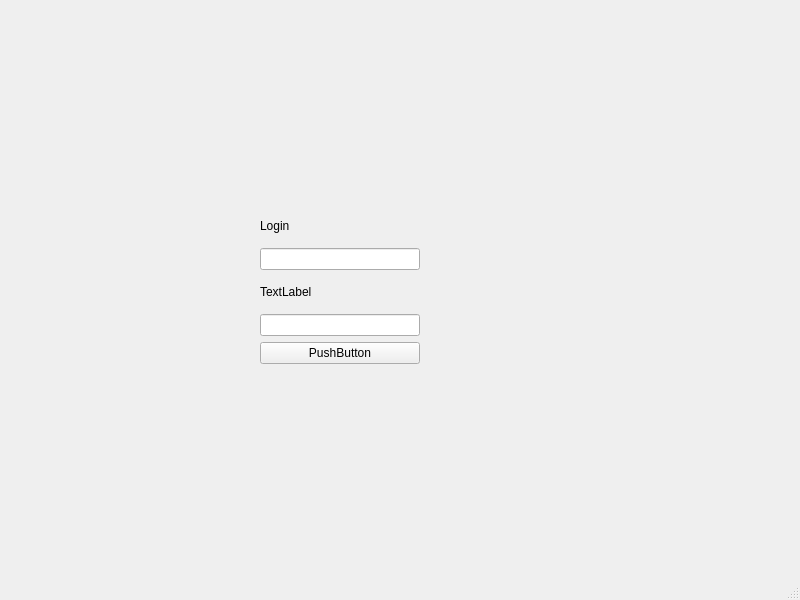
Above: mainwindow.ui from PokGT/QtTPS8 before the change. Below: the same form after it.
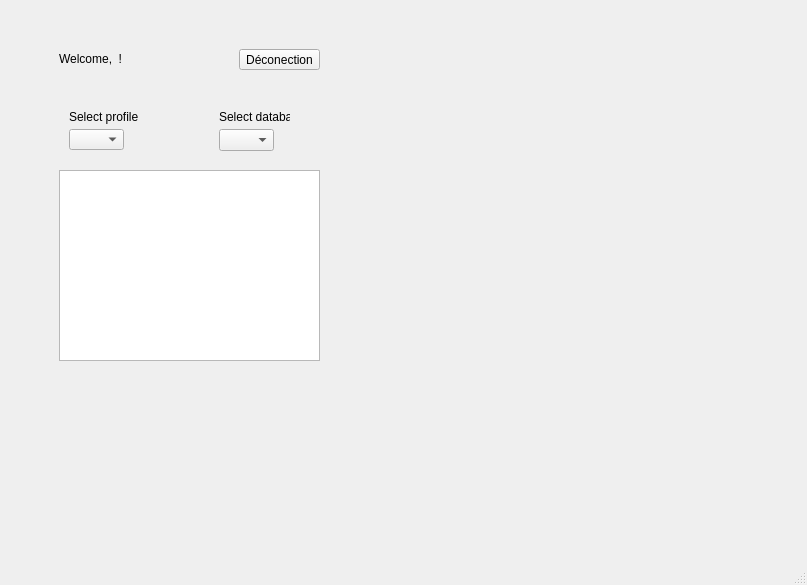
That is the form after the change. The open tabs and pages were chosen to show the change.

Commit message: ajout et test CUserController

What changed in the file:
```diff
--- a/mainwindow.ui
+++ b/mainwindow.ui
@@ -6,19 +6,26 @@
    <rect>
     <x>0</x>
     <y>0</y>
-    <width>800</width>
-    <height>600</height>
+    <width>807</width>
+    <height>585</height>
    </rect>
   </property>
   <property name="windowTitle">
    <string>MainWindow</string>
   </property>
   <widget class="QWidget" name="centralwidget">
+   <layout class="QGridLayout" name="gridLayout_2">
+    <item row="0" column="0">
+     <widget class="QStackedWidget" name="stackedWidget">
+      <property name="currentIndex">
+       <number>0</number>
+      </property>
+      <widget class="QWidget" name="pageConection">
    <widget class="QWidget" name="gridLayoutWidget">
     <property name="geometry">
      <rect>
       <x>260</x>
-      <y>210</y>
+          <y>150</y>
       <width>160</width>
       <height>154</height>
      </rect>
@@ -27,7 +34,7 @@
      <item row="4" column="0">
       <widget class="QLabel" name="label_2">
        <property name="text">
-        <string>TextLabel</string>
+            <string>Password</string>
        </property>
       </widget>
      </item>
@@ -57,6 +64,168 @@
     </layout>
    </widget>
   </widget>
+      <widget class="QWidget" name="pageAcceuil">
+       <widget class="QPushButton" name="PB_deconexion">
+        <property name="geometry">
+         <rect>
+          <x>230</x>
+          <y>40</y>
+          <width>81</width>
+          <height>21</height>
+         </rect>
+        </property>
+        <property name="text">
+         <string>Déconection</string>
+        </property>
+       </widget>
+       <widget class="QLabel" name="label_6">
+        <property name="geometry">
+         <rect>
+          <x>210</x>
+          <y>100</y>
+          <width>71</width>
+          <height>16</height>
+         </rect>
+        </property>
+        <property name="text">
+         <string>Select database</string>
+        </property>
+       </widget>
+       <widget class="QComboBox" name="comboBox">
+        <property name="geometry">
+         <rect>
+          <x>60</x>
+          <y>120</y>
+          <width>55</width>
+          <height>21</height>
+         </rect>
+        </property>
+       </widget>
+       <widget class="QComboBox" name="comboBox_2">
+        <property name="geometry">
+         <rect>
+          <x>210</x>
+          <y>120</y>
+          <width>55</width>
+          <height>22</height>
+         </rect>
+        </property>
+       </widget>
+       <widget class="QLabel" name="label_7">
+        <property name="geometry">
+         <rect>
+          <x>50</x>
+          <y>40</y>
+          <width>181</width>
+          <height>20</height>
+         </rect>
+        </property>
+        <property name="text">
+         <string>Welcome, &lt;user&gt; !</string>
+        </property>
+       </widget>
+       <widget class="QTableView" name="tableView">
+        <property name="geometry">
+         <rect>
+          <x>50</x>
+          <y>161</y>
+          <width>261</width>
+          <height>191</height>
+         </rect>
+        </property>
+       </widget>
+       <widget class="QLabel" name="label_8">
+        <property name="geometry">
+         <rect>
+          <x>60</x>
+          <y>100</y>
+          <width>81</width>
+          <height>16</height>
+         </rect>
+        </property>
+        <property name="text">
+         <string>Select profile</string>
+        </property>
+       </widget>
+      </widget>
+      <widget class="QWidget" name="pageCreeUser">
+       <widget class="QLineEdit" name="LE_username">
+        <property name="geometry">
+         <rect>
+          <x>390</x>
+          <y>120</y>
+          <width>113</width>
+          <height>20</height>
+         </rect>
+        </property>
+       </widget>
+       <widget class="QLabel" name="label_3">
+        <property name="geometry">
+         <rect>
+          <x>330</x>
+          <y>90</y>
+          <width>221</width>
+          <height>16</height>
+         </rect>
+        </property>
+        <property name="text">
+         <string>No existing user, you may sign in :</string>
+        </property>
+       </widget>
+       <widget class="QLabel" name="label_4">
+        <property name="geometry">
+         <rect>
+          <x>320</x>
+          <y>120</y>
+          <width>61</width>
+          <height>20</height>
+         </rect>
+        </property>
+        <property name="text">
+         <string>Username</string>
+        </property>
+       </widget>
+       <widget class="QLabel" name="label_5">
+        <property name="geometry">
+         <rect>
+          <x>320</x>
+          <y>150</y>
+          <width>61</width>
+          <height>16</height>
+         </rect>
+        </property>
+        <property name="text">
+         <string>Password</string>
+        </property>
+       </widget>
+       <widget class="QLineEdit" name="LE_Password">
+        <property name="geometry">
+         <rect>
+          <x>390</x>
+          <y>150</y>
+          <width>113</width>
+          <height>20</height>
+         </rect>
+        </property>
+       </widget>
+       <widget class="QPushButton" name="PB_cree">
+        <property name="geometry">
+         <rect>
+          <x>400</x>
+          <y>190</y>
+          <width>75</width>
+          <height>24</height>
+         </rect>
+        </property>
+        <property name="text">
+         <string>Valider</string>
+        </property>
+       </widget>
+      </widget>
+     </widget>
+    </item>
+   </layout>
+  </widget>
   <widget class="QMenuBar" name="menubar">
    <property name="geometry">
     <rect>
```
Left out of the diff: 4 changed lines with no effect on the pictures. Lines whose indentation alone changed are shown as unchanged. The commit also changes 11 other files.
